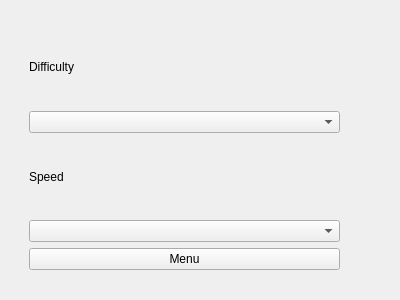
Qt form src/settingspage.ui (vmaks/SpaceInvaders) before a commit.
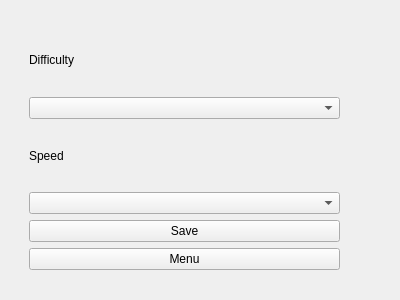
The same form after that commit.

What changed in the file:
```diff
--- a/src/settingspage.ui
+++ b/src/settingspage.ui
@@ -46,6 +46,13 @@
     <item>
      <widget class="QComboBox" name="comboBoxSpeed"/>
     </item>
+    <item>
+     <widget class="QPushButton" name="saveButton">
+      <property name="text">
+       <string>Save</string>
+      </property>
+     </widget>
+    </item>
     <item>
      <widget class="QPushButton" name="menuButton">
       <property name="text">
```
